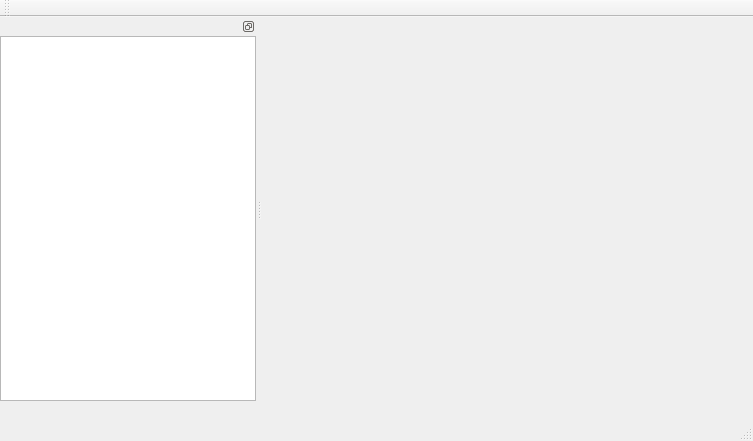
Above: App/AppSDT/sdtmainwindow.ui from tiangaomingjing/ServoDriveTech before the change. Below: the same form after it.
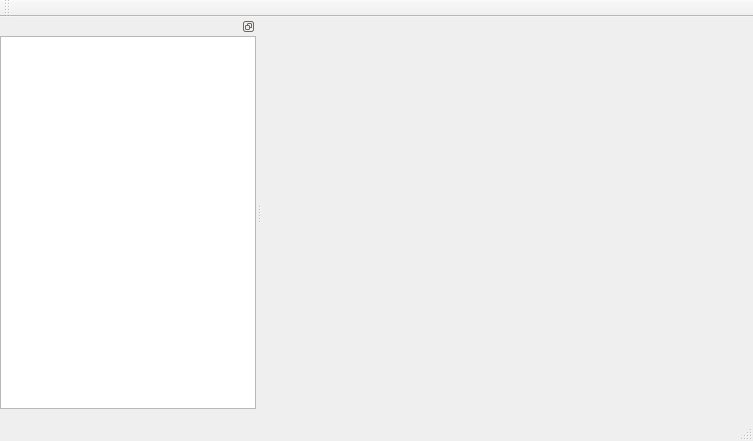
That is the form after the change.

```diff
--- a/App/AppSDT/sdtmainwindow.ui
+++ b/App/AppSDT/sdtmainwindow.ui
@@ -66,7 +66,13 @@
    <property name="minimumSize">
     <size>
      <width>0</width>
-     <height>40</height>
+     <height>32</height>
+    </size>
+   </property>
+   <property name="maximumSize">
+    <size>
+     <width>16777215</width>
+     <height>34</height>
     </size>
    </property>
   </widget>
```
Left out of the diff: 2 changed lines with no effect on the pictures.
